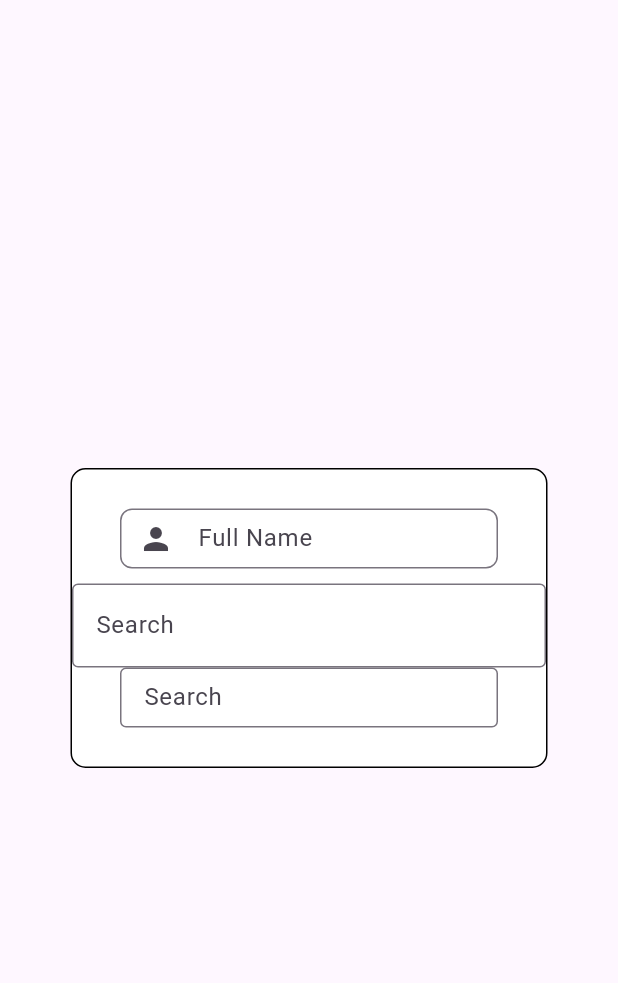
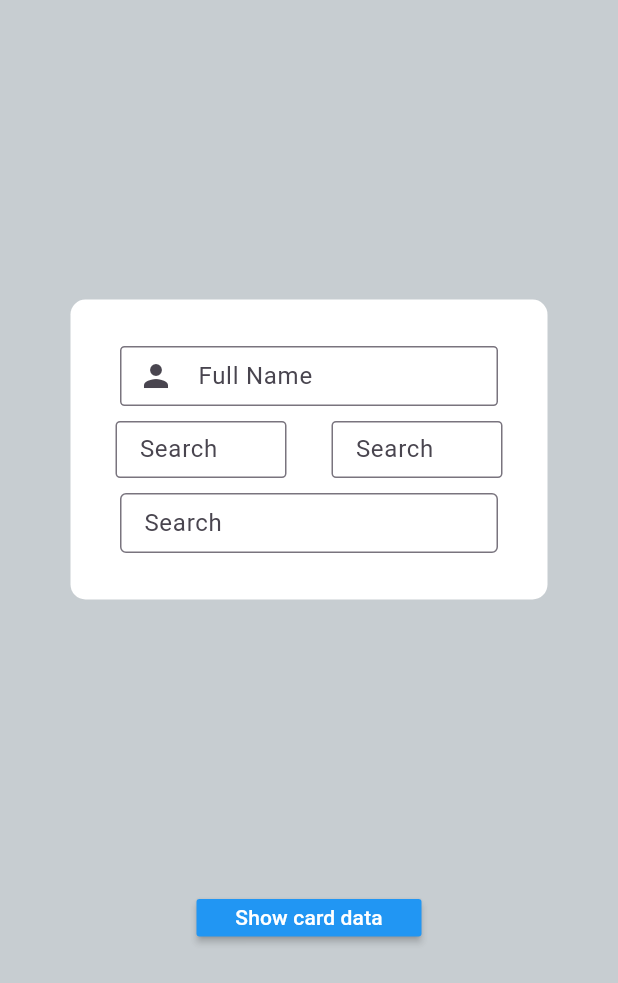
Before and after one commit to Flutter-gg-1/Assignment-13, a Flutter app: the screen it shows after launch, on a phone screen of 412 x 824 dp. Shown: the top 983 px of the screen. Run offline on Flutter 3.47's test engine with Material 3 defaults, Android fonts, the phone set to English and light mode, and no system bars.

Commit message:
Done HomeScreen

```diff
--- a/lib/home_screen.dart
+++ b/lib/home_screen.dart
@@ -6,15 +6,18 @@ class HomeScreen extends StatelessWidget {
   @override
   Widget build(BuildContext context) {
     return Scaffold(
+      backgroundColor: const Color.fromARGB(202, 184, 192, 197),
       body: SafeArea(
           child: Center(
-        child: Container(
+        child: Column(
+          mainAxisAlignment: MainAxisAlignment.spaceEvenly,
+          children: [
+            Container(
               width: 318,
               height: 200,
-          decoration: BoxDecoration(
+              decoration: const BoxDecoration(
                 color: Colors.white,
-            border: Border.all(color: Colors.black),
-            borderRadius: const BorderRadius.all(Radius.circular(10)),
+                borderRadius: BorderRadius.all(Radius.circular(10)),
               ),
               child: Column(
                 mainAxisAlignment: MainAxisAlignment.center,
@@ -28,11 +31,14 @@ class HomeScreen extends StatelessWidget {
                           height: 40,
                           child: TextField(
                             decoration: InputDecoration(
+                              fillColor: Colors.blue,
                               labelText: 'Full Name',
                               hintText: 'Enter your full name',
                               prefixIcon: const Icon(Icons.person),
                               border: OutlineInputBorder(
-                            borderRadius: BorderRadius.circular(8),
+                                borderSide:
+                                    const BorderSide(color: Colors.blue),
+                                borderRadius: BorderRadius.circular(3),
                               ),
                             ),
                           ),
@@ -42,17 +48,43 @@ class HomeScreen extends StatelessWidget {
                   ),
                   const SizedBox(height: 10),
                   const Row(
+                    mainAxisAlignment: MainAxisAlignment.spaceEvenly,
                     children: [
                       Flexible(
+                        child: SizedBox(
+                          width: 114,
+                          height: 38,
                           child: TextField(
                             decoration: InputDecoration(
-                        border: OutlineInputBorder(),
+                              border: OutlineInputBorder(
+                                borderRadius:
+                                    BorderRadius.all(Radius.circular(3)),
+                                borderSide: BorderSide(color: Colors.blue),
+                              ),
                               labelText: 'Search',
+                            ),
+                          ),
+                        ),
+                      ),
+                      Flexible(
+                        child: SizedBox(
+                          width: 114,
+                          height: 38,
+                          child: TextField(
+                            decoration: InputDecoration(
+                              border: OutlineInputBorder(
+                                borderRadius:
+                                    BorderRadius.all(Radius.circular(3)),
+                                borderSide: BorderSide(color: Colors.blue),
+                              ),
+                              labelText: 'Search',
+                            ),
                           ),
                         ),
                       ),
                     ],
                   ),
+                  const SizedBox(height: 10),
                   const Row(
                     mainAxisAlignment: MainAxisAlignment.center,
                     children: [
@@ -62,7 +94,10 @@ class HomeScreen extends StatelessWidget {
                           height: 40,
                           child: TextField(
                             decoration: InputDecoration(
-                          border: OutlineInputBorder(),
+                              border: OutlineInputBorder(
+                                borderSide: BorderSide(
+                                    width: 2.0), // تغيير اللون إلى الأحمر
+                              ),
                               labelText: 'Search',
                             ),
                           ),
@@ -73,6 +108,20 @@ class HomeScreen extends StatelessWidget {
                 ],
               ),
             ),
+            SizedBox(
+              width: 150,
+              height: 25,
+              child: MaterialButton(
+                onPressed: () {},
+                color: Colors.blue,
+                child: const Text(
+                  'Show card data',
+                  style: TextStyle(color: Colors.white),
+                ),
+              ),
+            )
+          ],
+        ),
       )),
     );
   }
```
Lines whose indentation alone changed are shown as unchanged.
